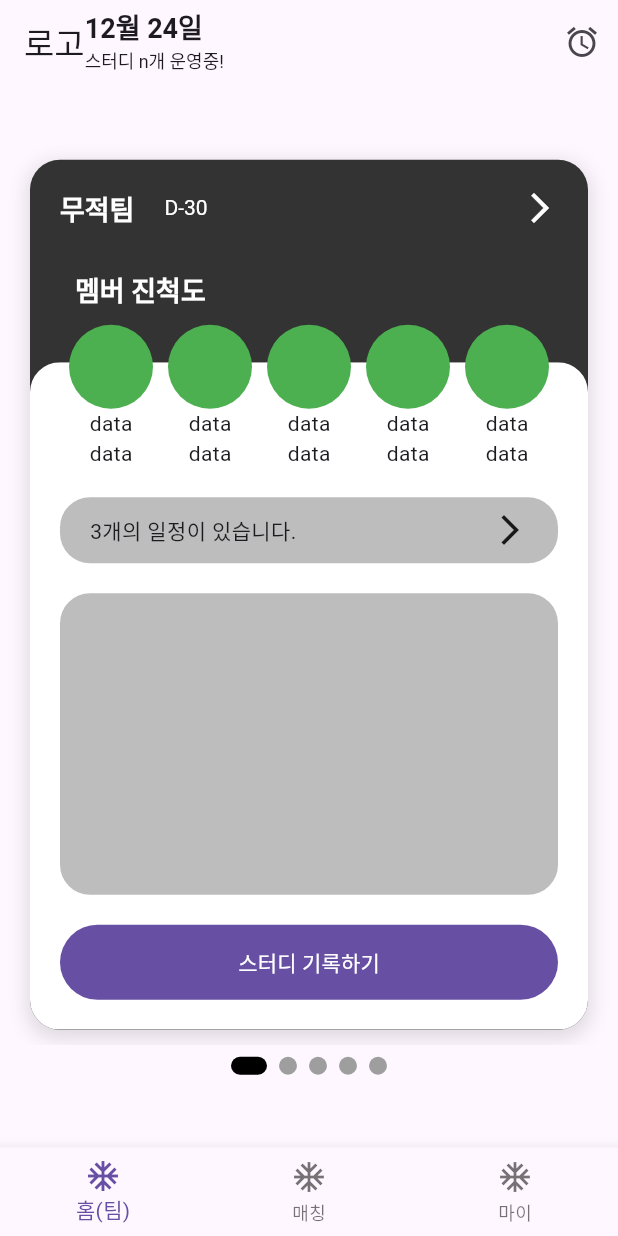
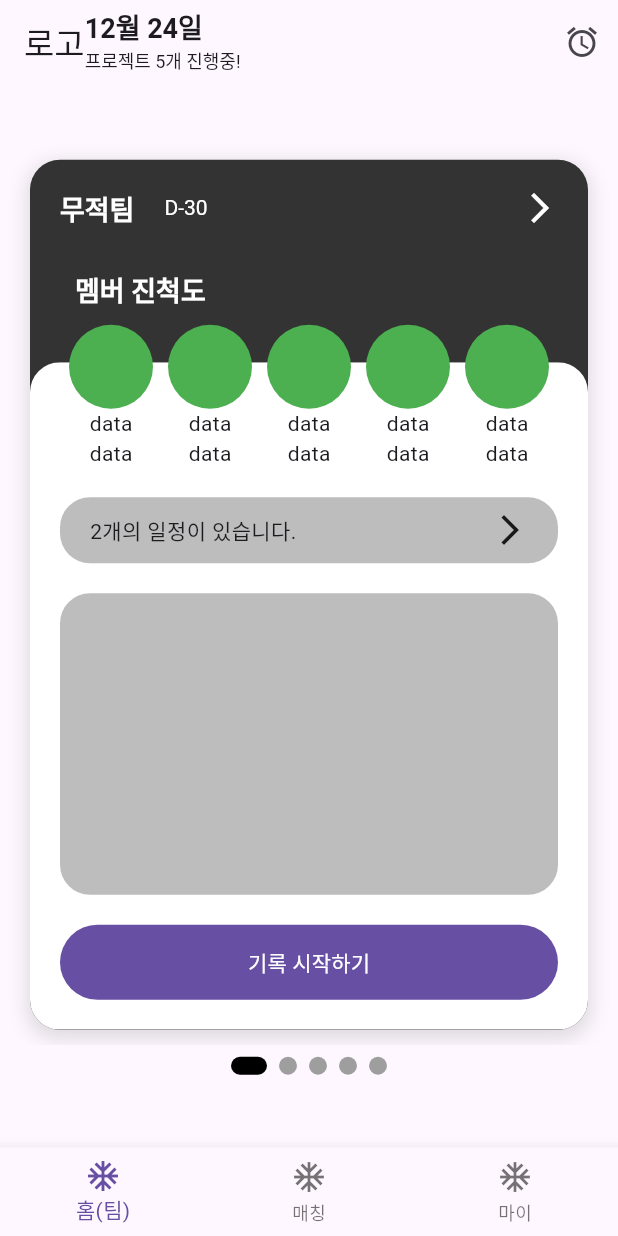
Before and after one commit to LeeHJuu/teamfit, a Flutter app: the screen it shows after launch, after a tap on "비회원으로 둘러보기", on a phone screen of 412 x 824 dp. Run offline on Flutter 3.47's test engine with Material 3 defaults, Android fonts, the phone set to English and light mode, and no system bars; drawn by our look-alikes of carousel_slider; our stand-ins replace cloud_firestore, easy_localization, firebase_auth, firebase_core, firebase_crashlytics, flutter_dotenv and 4 more; accounts and stored records are empty.

Commit message:
fix: 문자열 하드코딩 수정

```diff
--- /dev/null
+++ b/assets/translations/ko-KR.json
@@ -0,0 +1,23 @@
+{
+    "login": {
+        "title": "소셜 로그인",
+        "button_text": "{}로 시작하기",
+        "guest_login_text": "비회원으로 둘러보기"
+    },
+    "navigation_bar": {
+        "home": "홈(팀)",
+        "matching": "매칭",
+        "my": "마이",
+        "chat": "채팅",
+        "schedule": "일정",
+        "member": "팀원",
+        "setting": "설정"
+    },
+    "signin_page": {},
+    "home_page": {
+        "active_project_count": "프로젝트 {}개 진행중!",
+        "member_progress": "멤버 진척도",
+        "schedule_count_message": "{}개의 일정이 있습니다.",
+        "record_work": "기록 시작하기"
+    }
+}
--- a/lib/main.dart
+++ b/lib/main.dart
@@ -1,5 +1,6 @@
 import 'dart:async';
 
+import 'package:easy_localization/easy_localization.dart';
 import 'package:firebase_core/firebase_core.dart';
 import 'package:firebase_crashlytics/firebase_crashlytics.dart';
 import 'package:flutter/material.dart';
@@ -14,11 +15,7 @@ Future<void> main() async {
     () async {
       WidgetsFlutterBinding.ensureInitialized();
 
-      // 세로모드 고정
-      // await SystemChrome.setPreferredOrientations([
-      //   DeviceOrientation.portraitUp,
-      //   DeviceOrientation.portraitDown,
-      // ]);
+      await EasyLocalization.ensureInitialized();
 
       await dotenv.load(fileName: ".env");
 
@@ -31,7 +28,15 @@ Future<void> main() async {
         FirebaseCrashlytics.instance.recordFlutterFatalError(errorDetails);
       };
 
-      runApp(ProviderScope(child: MyApp()));
+      runApp(
+        EasyLocalization(
+          supportedLocales: [Locale('ko', 'KR')],
+          path: 'assets/translations',
+          // fallbackLocale: Locale('ko', 'KR'),
+          useFallbackTranslations: true,
+          child: ProviderScope(child: MyApp()),
+        ),
+      );
     },
     (error, stack) {
       FirebaseCrashlytics.instance.recordError(error, stack, fatal: true);
@@ -44,6 +49,11 @@ class MyApp extends StatelessWidget {
 
   @override
   Widget build(BuildContext context) {
-    return MaterialApp(themeMode: ThemeMode.light, home: LoginPage());
+    return MaterialApp(
+      themeMode: ThemeMode.light,
+      home: LoginPage(),
+      localizationsDelegates: context.localizationDelegates,
+      supportedLocales: context.supportedLocales,
+    );
   }
 }
--- a/lib/src/presentation/views/home/pages/home_tap_page/widgets/project_preview_box.dart
+++ b/lib/src/presentation/views/home/pages/home_tap_page/widgets/project_preview_box.dart
@@ -1,3 +1,4 @@
+import 'package:easy_localization/easy_localization.dart';
 import 'package:flutter/material.dart';
 import 'package:teamfit/src/config/theme/custom_color.dart';
 import 'package:teamfit/src/config/theme/custom_text.dart';
@@ -40,7 +41,7 @@ class ProjectPreviewBox extends StatelessWidget {
         Padding(
           padding: const EdgeInsets.symmetric(horizontal: 30, vertical: 10),
           child: Text(
-            '멤버 진척도',
+            'home_page.member_progress'.tr(),
             style: CustomText.Title_S.copyWith(color: Colors.white),
           ),
         ),
--- a/lib/src/presentation/views/home/pages/home_tap_page/widgets/project_schedule_preview_box.dart
+++ b/lib/src/presentation/views/home/pages/home_tap_page/widgets/project_schedule_preview_box.dart
@@ -1,3 +1,4 @@
+import 'package:easy_localization/easy_localization.dart';
 import 'package:flutter/material.dart';
 import 'package:teamfit/src/presentation/views/home/pages/home_tap_page/widgets/project_schedule_preview.dart';
 import 'package:teamfit/src/presentation/views/project_callendar_tap_page/project_callendar_tap_page.dart';
@@ -20,7 +21,10 @@ class ProjectSchedulePreviewBox extends StatelessWidget {
             child: SizedBox(
               width: double.infinity,
               height: 50,
-              child: FilledButton(onPressed: () {}, child: Text('스터디 기록하기')),
+              child: FilledButton(
+                onPressed: () {},
+                child: Text('home_page.record_work'.tr()),
+              ),
             ),
           ),
         ],
@@ -40,7 +44,7 @@ class ProjectSchedulePreviewBox extends StatelessWidget {
       ),
       child: Row(
         children: [
-          Text('3개의 일정이 있습니다.'),
+          Text('home_page.schedule_count_message').tr(args: ['2']),
           Spacer(),
           Icon(Icons.arrow_forward_ios),
         ],
--- a/lib/src/presentation/views/home/widgets/home_app_bar.dart
+++ b/lib/src/presentation/views/home/widgets/home_app_bar.dart
@@ -1,3 +1,4 @@
+import 'package:easy_localization/easy_localization.dart';
 import 'package:flutter/material.dart';
 import 'package:teamfit/src/config/theme/custom_text.dart';
 
@@ -14,7 +15,10 @@ class HomeAppBar extends StatelessWidget implements PreferredSizeWidget {
             crossAxisAlignment: CrossAxisAlignment.start,
             children: [
               Text('12월 24일', style: CustomText.Title_S),
-              Text('스터디 n개 운영중!', style: CustomText.Body_Light_XS),
+              Text(
+                'home_page.active_project_count'.tr(args: ['5']),
+                style: CustomText.Body_Light_XS,
+              ),
             ],
           ),
         ],
--- a/lib/src/presentation/views/home/widgets/home_bottom_navigation_bar.dart
+++ b/lib/src/presentation/views/home/widgets/home_bottom_navigation_bar.dart
@@ -1,3 +1,4 @@
+import 'package:easy_localization/easy_localization.dart';
 import 'package:flutter/material.dart';
 import 'package:flutter_riverpod/flutter_riverpod.dart';
 import 'package:teamfit/src/presentation/viewmodels/home_view_model.dart';
@@ -14,9 +15,18 @@ class HomeBottomNavigationBar extends ConsumerWidget {
       currentIndex: state,
       onTap: vm.onIndexChanged,
       items: [
-        BottomNavigationBarItem(icon: Icon(Icons.ac_unit), label: '홈(팀)'),
-        BottomNavigationBarItem(icon: Icon(Icons.ac_unit), label: '매칭'),
-        BottomNavigationBarItem(icon: Icon(Icons.ac_unit), label: '마이'),
+        BottomNavigationBarItem(
+          icon: Icon(Icons.ac_unit),
+          label: 'navigation_bar.home'.tr(),
+        ),
+        BottomNavigationBarItem(
+          icon: Icon(Icons.ac_unit),
+          label: 'navigation_bar.matching'.tr(),
+        ),
+        BottomNavigationBarItem(
+          icon: Icon(Icons.ac_unit),
+          label: 'navigation_bar.my'.tr(),
+        ),
       ],
     );
   }
--- a/lib/src/presentation/views/login/login_page.dart
+++ b/lib/src/presentation/views/login/login_page.dart
@@ -1,3 +1,4 @@
+import 'package:easy_localization/easy_localization.dart';
 import 'package:flutter/material.dart';
 import 'package:flutter_riverpod/flutter_riverpod.dart';
 import 'package:teamfit/src/config/theme/custom_text.dart';
@@ -14,7 +15,7 @@ class LoginPage extends ConsumerWidget {
         child: Column(
           children: [
             Spacer(),
-            Text('소셜 로그인', style: CustomText.Title_S),
+            Text('login.title'.tr(), style: CustomText.Title_S),
             // newMethod(loginVM, context, ref),
             Padding(
               padding: const EdgeInsets.symmetric(vertical: 27),
@@ -28,7 +29,7 @@ class LoginPage extends ConsumerWidget {
                 );
               },
               child: Text(
-                '비회원으로 둘러보기',
+                'login.guest_login_text'.tr(),
                 style: CustomText.Body_Light_M.copyWith(
                   decoration: TextDecoration.underline,
                 ),
--- a/lib/src/presentation/views/login/widgets/login_button_column.dart
+++ b/lib/src/presentation/views/login/widgets/login_button_column.dart
@@ -24,7 +24,7 @@ class LoginButtonColumn extends ConsumerWidget {
 
   SocialLoginButton _googleLoginButton(BuildContext context) {
     return SocialLoginButton(
-      title: 'Google로 시작하기',
+      title: 'Google',
       icon: Icons.message,
       background: Colors.white,
       loginFunction: () async {
@@ -42,7 +42,7 @@ class LoginButtonColumn extends ConsumerWidget {
 
   SocialLoginButton _appleLoginButton(BuildContext context) {
     return SocialLoginButton(
-      title: 'Apple로 시작하기',
+      title: 'Apple',
       icon: Icons.message,
       background: Colors.black,
       loginFunction: () async {
@@ -60,7 +60,7 @@ class LoginButtonColumn extends ConsumerWidget {
 
   SocialLoginButton _kakaoLoginButton(BuildContext context) {
     return SocialLoginButton(
-      title: 'Kakao로 시작하기',
+      title: 'Kakao',
       icon: Icons.message,
       background: Colors.yellow,
       loginFunction: () async {
--- a/lib/src/presentation/views/login/widgets/social_login_button.dart
+++ b/lib/src/presentation/views/login/widgets/social_login_button.dart
@@ -1,3 +1,4 @@
+import 'package:easy_localization/easy_localization.dart';
 import 'package:flutter/material.dart';
 import 'package:teamfit/src/config/theme/custom_text.dart';
 
@@ -25,7 +26,13 @@ class SocialLoginButton extends StatelessWidget {
         style: ElevatedButton.styleFrom(backgroundColor: background),
         child: Row(
           mainAxisAlignment: MainAxisAlignment.center,
-          children: [Icon(icon), Text(title, style: CustomText.Subtitle_M)],
+          children: [
+            Icon(icon),
+            Text(
+              'login.button_text'.tr(args: [title]),
+              style: CustomText.Subtitle_M,
+            ),
+          ],
         ),
       ),
     );
--- a/pubspec.yaml
+++ b/pubspec.yaml
@@ -47,6 +47,7 @@ dependencies:
   sign_in_with_apple: ^7.0.1
   image_picker: ^1.1.2
   carousel_slider: ^5.1.1
+  easy_localization: ^3.0.7+1
 
 dev_dependencies:
   flutter_test:
@@ -72,6 +73,7 @@ flutter:
   # To add assets to your application, add an assets section, like this:
   assets:
     - .env
+    - assets/translations/
 
   # An image asset can refer to one or more resolution-specific "variants", see
   # https://flutter.dev/to/resolution-aware-images
```
Also changed, not shown: pubspec.lock.
